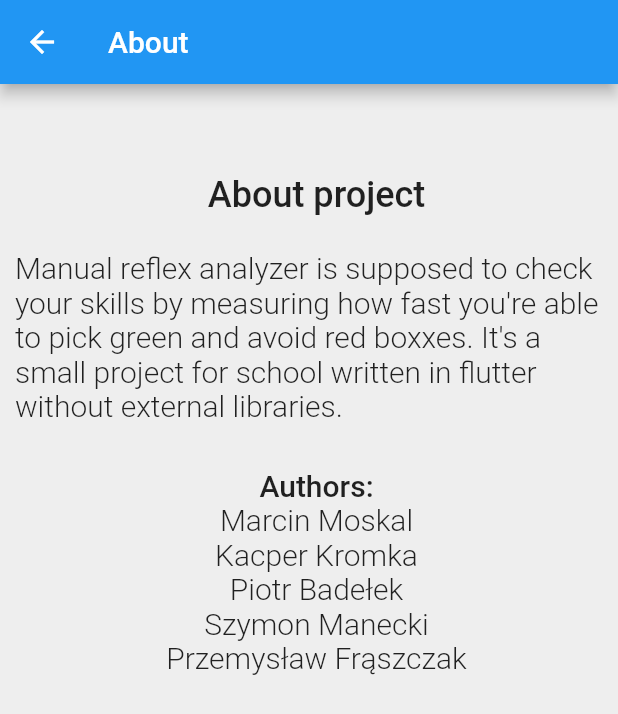
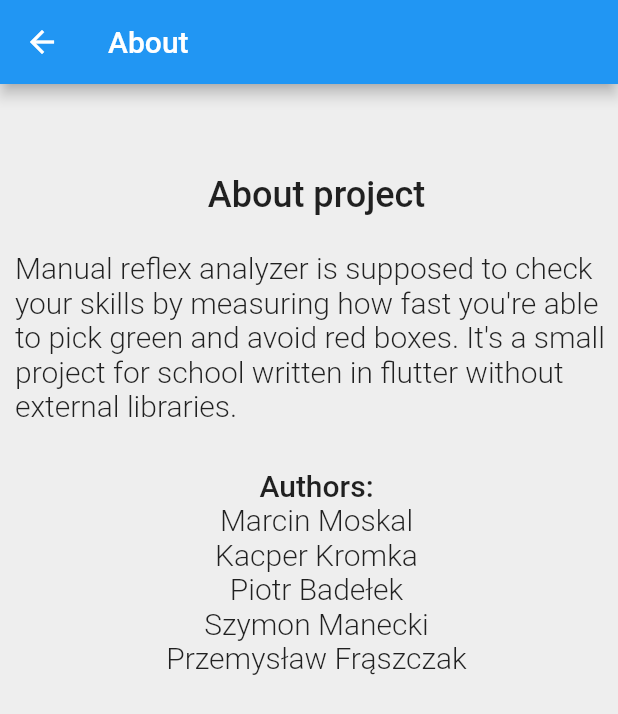
Before and after one commit to mmskl/aplikacje-mobilne-30900147, a Flutter app: the About screen opened by its route, on a phone screen of 412 x 824 dp. Shown: the top 714 px of the screen. Run offline on Flutter 3.47's test engine with Material 2 defaults, Android fonts, the phone set to English and light mode, and no system bars.

Commit message:
Fix typo

```diff
--- a/lib/main.dart
+++ b/lib/main.dart
@@ -312,7 +312,7 @@ class About extends StatelessWidget {
                     )),
                     Container(
                         child: Text(
-                      '\nManual reflex analyzer is supposed to check your skills by measuring how fast you\'re able to pick green and avoid red boxxes. It\'s a small project for school written in flutter without external libraries.',
+                      '\nManual reflex analyzer is supposed to check your skills by measuring how fast you\'re able to pick green and avoid red boxes. It\'s a small project for school written in flutter without external libraries.',
                       style:
                           TextStyle(fontSize: 20, fontWeight: FontWeight.w300),
                     )),
```
